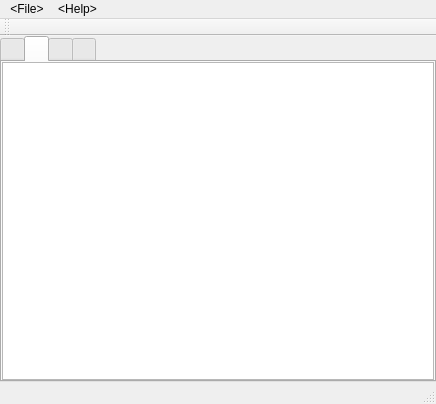
Qt form mainwindow.ui (ExplosBlue/CoinKiller) before a commit.
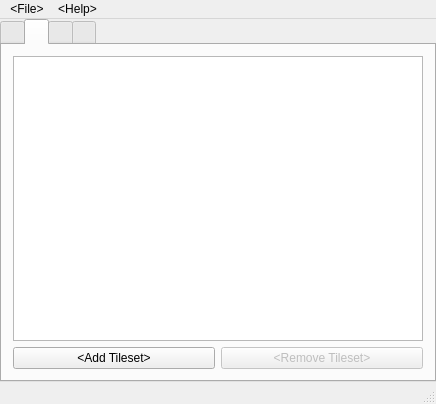
The same form after that commit. The open tabs and pages were chosen to show the change.

Commit message:
Night Mode ui toggle
Added a night mode ui toggle

What changed in the file:
```diff
--- a/mainwindow.ui
+++ b/mainwindow.ui
@@ -13,6 +13,9 @@
   <property name="windowTitle">
    <string>MainWindow</string>
   </property>
+  <property name="styleSheet">
+   <string notr="true"/>
+  </property>
   <widget class="QWidget" name="centralWidget">
    <layout class="QVBoxLayout" name="verticalLayout">
     <property name="leftMargin">
@@ -72,18 +75,6 @@
         <string>&lt;Tilesets&gt;</string>
        </attribute>
        <layout class="QVBoxLayout" name="verticalLayout_3">
-        <property name="leftMargin">
-         <number>0</number>
-        </property>
-        <property name="topMargin">
-         <number>0</number>
-        </property>
-        <property name="rightMargin">
-         <number>0</number>
-        </property>
-        <property name="bottomMargin">
-         <number>0</number>
-        </property>
         <item>
          <widget class="QTreeView" name="tilesetView">
           <property name="editTriggers">
@@ -94,6 +85,27 @@
           </property>
          </widget>
         </item>
+        <item>
+         <layout class="QHBoxLayout" name="horizontalLayout_2">
+          <item>
+           <widget class="QPushButton" name="addTilesetBtn">
+            <property name="text">
+             <string>&lt;Add Tileset&gt;</string>
+            </property>
+           </widget>
+          </item>
+          <item>
+           <widget class="QPushButton" name="removeTilesetBtn">
+            <property name="enabled">
+             <bool>false</bool>
+            </property>
+            <property name="text">
+             <string>&lt;Remove Tileset&gt;</string>
+            </property>
+           </widget>
+          </item>
+         </layout>
+        </item>
        </layout>
       </widget>
       <widget class="QWidget" name="tab_settings">
@@ -167,14 +179,6 @@
    <addaction name="menuFile"/>
    <addaction name="menuHelp"/>
   </widget>
-  <widget class="QToolBar" name="mainToolBar">
-   <attribute name="toolBarArea">
-    <enum>TopToolBarArea</enum>
-   </attribute>
-   <attribute name="toolBarBreak">
-    <bool>false</bool>
-   </attribute>
-  </widget>
   <widget class="QStatusBar" name="statusBar"/>
   <action name="actionLoadUnpackedROMFS">
    <property name="text">
```
Left out of the diff: 9 changed lines with no effect on the pictures. The commit also changes 2 other files.
